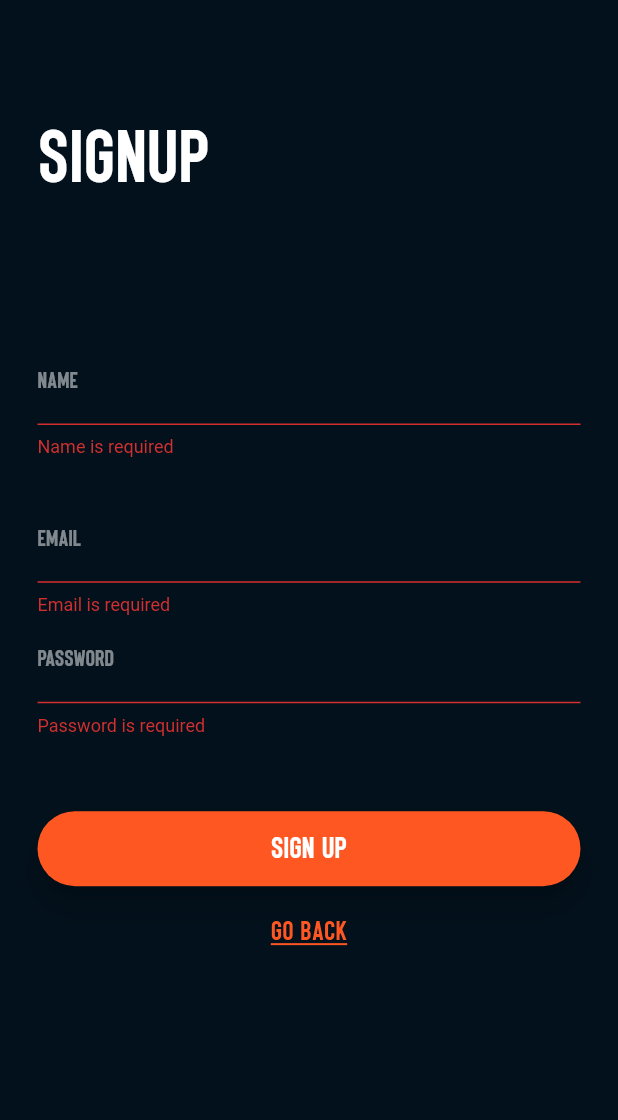
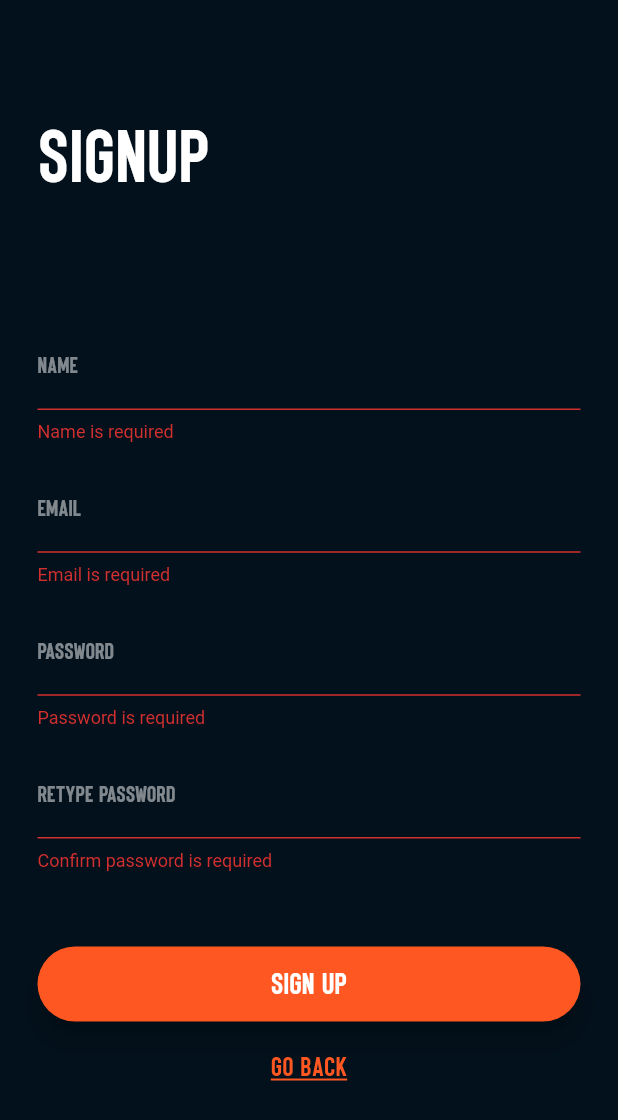
Before and after one commit to sufyaans/hashtag_fitness_github, a Flutter app: the SignUpPage screen opened directly, after a tap on "SIGN UP", on a phone screen of 412 x 824 dp. Shown: the top 1120 px of the screen. Run offline on Flutter 3.47's test engine with Material 2 defaults, Android fonts, the phone set to English and light mode, and no system bars; drawn by our look-alikes of flutter_bounceable; our stand-ins replace charts_flutter, cloud_firestore, firebase_auth, firebase_core, flutter_spinkit, fluttertoast and 2 more; accounts and stored records are empty.

Commit message:
Password validation

```diff
--- a/lib/page/signup.dart
+++ b/lib/page/signup.dart
@@ -60,6 +60,8 @@ class _SignUpPageState extends State<SignUpPage> {
   }
 
   _buildSignupForm() {
+    final TextEditingController _pass = TextEditingController();
+    final TextEditingController _confirmPass = TextEditingController();
     return Padding(
       padding: const EdgeInsets.only(left: 25, right: 25),
       child: ListView(
@@ -82,7 +84,7 @@ class _SignUpPageState extends State<SignUpPage> {
             ),
           ),
           //NAME
-          SizedBox(height: 25),
+          SizedBox(height: 15),
           TextFormField(
               style: TextStyle(
                 color: Colors.white.withOpacity(0.5),
@@ -103,7 +105,7 @@ class _SignUpPageState extends State<SignUpPage> {
               },
               validator: (value) => value!.isEmpty ? 'Name is required' : null),
           //EMAIL
-          SizedBox(height: 25),
+          SizedBox(height: 15),
           TextFormField(
               style: TextStyle(
                 color: Colors.white.withOpacity(0.5),
@@ -124,8 +126,11 @@ class _SignUpPageState extends State<SignUpPage> {
               },
               validator: (value) =>
                   value!.isEmpty ? 'Email is required' : null),
+          SizedBox(height: 15),
           //Password
+
           TextFormField(
+              controller: _pass,
               style: TextStyle(
                 color: Colors.white.withOpacity(0.5),
               ),
@@ -146,6 +151,37 @@ class _SignUpPageState extends State<SignUpPage> {
               },
               validator: (value) =>
                   value!.isEmpty ? 'Password is required' : null),
+          SizedBox(height: 15),
+          //Confirm password
+          TextFormField(
+            controller: _confirmPass,
+            style: TextStyle(
+              color: Colors.white.withOpacity(0.5),
+            ),
+            decoration: InputDecoration(
+              labelText: 'RETYPE PASSWORD',
+              labelStyle: TextStyle(
+                fontFamily: vr.basicFont,
+                fontSize: 15,
+                color: Colors.white.withOpacity(0.5),
+              ),
+              focusedBorder: UnderlineInputBorder(
+                borderSide: BorderSide(color: vr.orangeColor),
+              ),
+            ),
+            obscureText: true,
+            onChanged: (value) {
+              this.password = value;
+            },
+            // validator: (value) =>
+            //     value!.isEmpty ? 'Confirm password is required' : null
+
+            validator: (value) {
+              if (value!.isEmpty) return 'Confirm password is required';
+              if (value != _pass.text) return 'Password does not match';
+              return null;
+            },
+          ),
           SizedBox(height: 50),
           //Signup
           Bounceable(
--- a/pubspec.yaml
+++ b/pubspec.yaml
@@ -57,6 +57,7 @@ dependencies:
 
   #Toast
   fluttertoast: ^8.0.9
+  flutter_background_service: ^2.0.0
 
 
   #firebase_database: ^8.1.0
```
Also changed, not shown: pubspec.lock.
